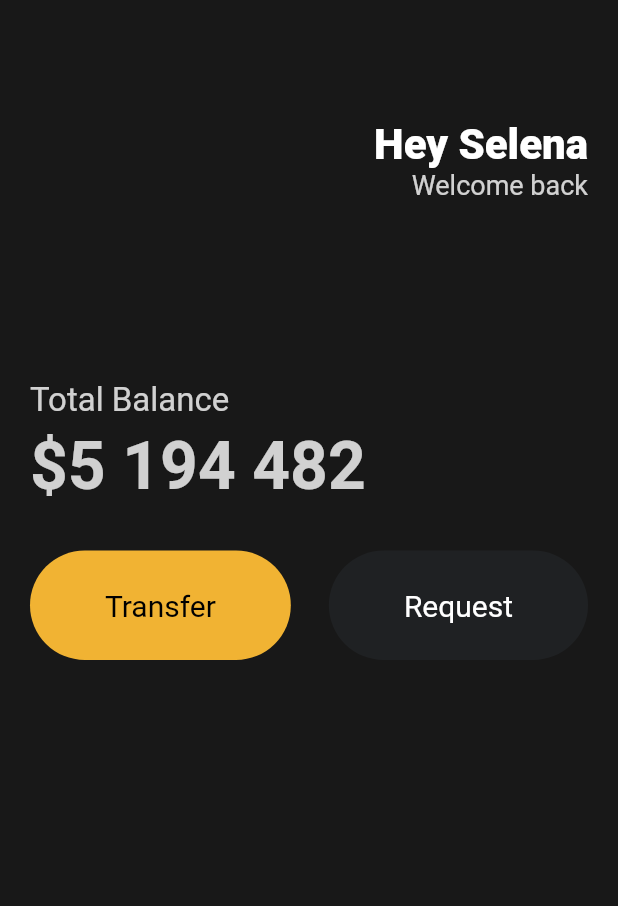
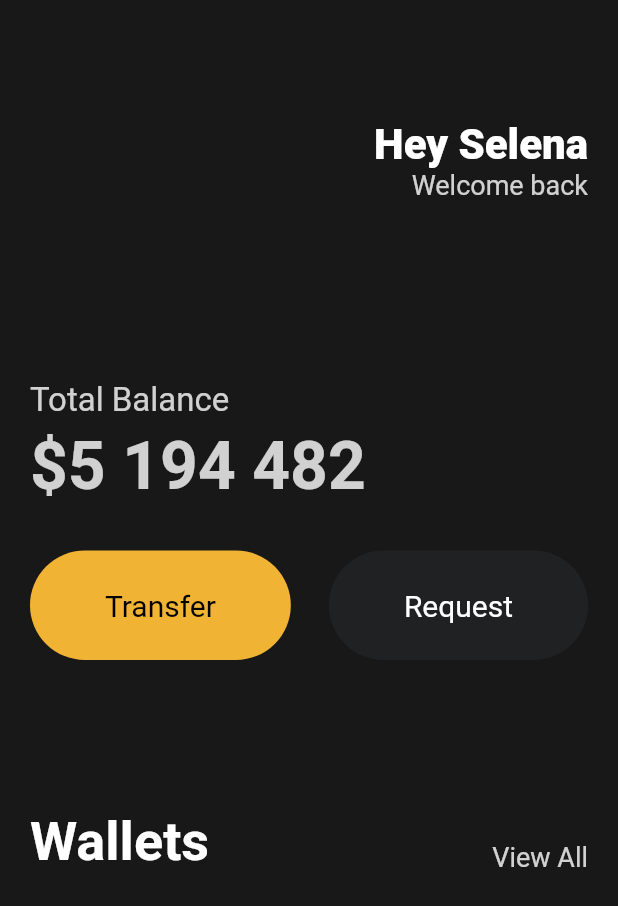
Before and after one commit to updaun/toonflix, a Flutter app: the screen it shows after launch, on a phone screen of 412 x 824 dp. Shown: the top 906 px of the screen. Run offline on Flutter 3.47's test engine with Material 2 defaults, Android fonts, the phone set to English and light mode, and no system bars.

Commit message:
chore: add cards header

```diff
--- a/lib/main.dart
+++ b/lib/main.dart
@@ -80,6 +80,26 @@ class App extends StatelessWidget {
                     textColor: Colors.white,
                   ),
                 ],
+              ),
+              SizedBox(
+                height: 100,
+              ),
+              Row(
+                mainAxisAlignment: MainAxisAlignment.spaceBetween,
+                crossAxisAlignment: CrossAxisAlignment.end,
+                children: [
+                  Text('Wallets',
+                      style: TextStyle(
+                        color: Colors.white,
+                        fontSize: 36,
+                        fontWeight: FontWeight.w600,
+                      )),
+                  Text('View All',
+                      style: TextStyle(
+                        color: Color.fromRGBO(255, 255, 255, 0.8),
+                        fontSize: 18,
+                      )),
+                ],
               )
             ],
           ),
```
